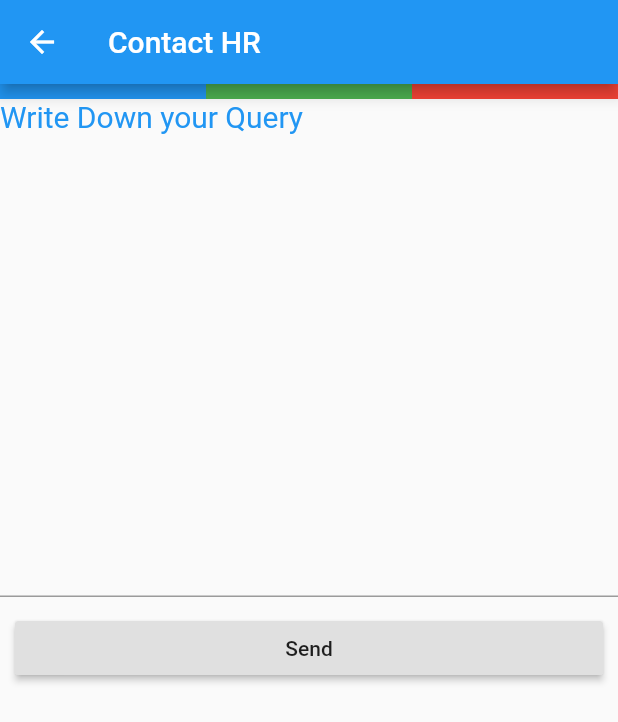
After one commit to YadavendraSinghYaduvanshi/mycpm_flutter, a Flutter app: the ContactUs screen opened by its route, on a phone screen of 412 x 824 dp. The commit adds this screen. Shown: the top 722 px of the screen. Run offline on Flutter 3.47's test engine with Material 2 defaults, Android fonts, the phone set to English and light mode, and no system bars; our stand-ins replace cloud_firestore, firebase_storage; missing offline and left inert: flutter_webview_plugin; accounts and stored records are empty.

Commit message:
ysy major

```diff
--- /dev/null
+++ b/lib/screen/contact_us.dart
@@ -0,0 +1,77 @@
+import 'package:flutter/material.dart';
+import 'package:cloud_firestore/cloud_firestore.dart';
+
+class ContactUs extends StatefulWidget {
+  @override
+  _ContactUsState createState() => new _ContactUsState();
+}
+
+class _ContactUsState extends State<ContactUs> {
+  static final TextEditingController _query = new TextEditingController();
+
+  @override
+  Widget build(BuildContext context) {
+    return new Scaffold(
+      appBar: new AppBar(
+        title: new Text("Contact HR"),
+      ),
+      body: new Container(
+        child: new ListView(
+          children: <Widget>[
+            new Container(
+                height: 10.0,
+                child: new Row(
+                  children: <Widget>[
+                    new Expanded(
+                      child: new Container(
+                        decoration: new BoxDecoration(color: Colors.blue),
+                      ),
+                    ),
+                    new Expanded(
+                      child: new Container(
+                        decoration: new BoxDecoration(color: Colors.green),
+                      ),
+                    ),
+                    new Expanded(
+                      child: new Container(
+                        decoration: new BoxDecoration(color: Colors.red),
+                      ),
+                    ),
+                  ],
+                )),
+            new Text("Write Down your Query",
+                style: new TextStyle(
+                    color: Colors.blue,
+                    fontSize: 20.0,
+                    fontStyle: FontStyle.normal)),
+            new TextField(
+              keyboardType: TextInputType.multiline,
+              controller: _query,
+              maxLines: 15,
+            ),
+            new Container(
+              margin:
+                  new EdgeInsets.symmetric(vertical: 10.0, horizontal: 10.0),
+              child: new RaisedButton(
+                onPressed: () {
+                  Firestore.instance
+                      .collection('hr_query')
+                      .document()
+                      .setData({'query': _query.text, 'user': 'Raghav Taneja'});
+                  setState(() {
+                    _query.clear();
+                  });
+                  Navigator.of(context).pop();
+                },
+                child: new Text(
+                  "Send",
+                  softWrap: true,
+                ),
+              ),
+            ),
+          ],
+        ),
+      ),
+    );
+  }
+}
--- a/lib/screen/human_resources.dart
+++ b/lib/screen/human_resources.dart
@@ -106,6 +106,8 @@ class _HumanResourcesState extends State<HumanResources> {
                   ),
                 ),
                 new Expanded(
+                  child:new GestureDetector(
+                    onTap: (){Navigator.of(context).pushNamed('/ContactUs');},
                     child: new Container(
                         margin: const EdgeInsets.only(
                             top: 2.0, bottom: 2.0, right: 5.0),
@@ -124,6 +126,7 @@ class _HumanResourcesState extends State<HumanResources> {
                         )
                     ),
                   ),
+                ),
               ],
             ),),
           ],
--- a/pubspec.yaml
+++ b/pubspec.yaml
@@ -6,11 +6,13 @@ dependencies:
     sdk: flutter
   cloud_firestore: " 0.6.3"
   firebase_storage: " 0.2.6"
-    progress_hud: "^0.2.2"
 
   # The following adds the Cupertino Icons font to your application.
   # Use with the CupertinoIcons class for iOS style icons.
   cupertino_icons: ^0.1.0
+
+  url_launcher: "^3.0.0"
+  flutter_webview_plugin: "^0.1.5"
 
 
 dev_dependencies:
@@ -36,6 +38,7 @@ flutter:
 
   assets:
       - assets/cpm_10th_year_celebration.png
+      - assets/cpm_10th_year_celebration.jpg
       - assets/images_pink.jpg
       - assets/image_fashion.jpg
       - assets/event1.jpg
```
Also changed, not shown: lib/main.dart (+6 -2 lines), lib/screen/data_screen.dart (+5 -5 lines), lib/screen/doc_view_pdf.dart (added, +42 -0 lines), lib/screen/hr_forms.dart (+20 -2 lines), lib/screen/image_data.dart (+72 -12 lines), lib/screen/login.dart (+21 -2 lines), lib/screen/main_page.dart (+12 -3 lines), lib/utils/mywebview.dart (added, +157 -0 lines), assets/cpm_10th_year_celebration.jpg (added), pubspec.lock, 2 other files. Lines whose indentation alone changed are shown as unchanged.
